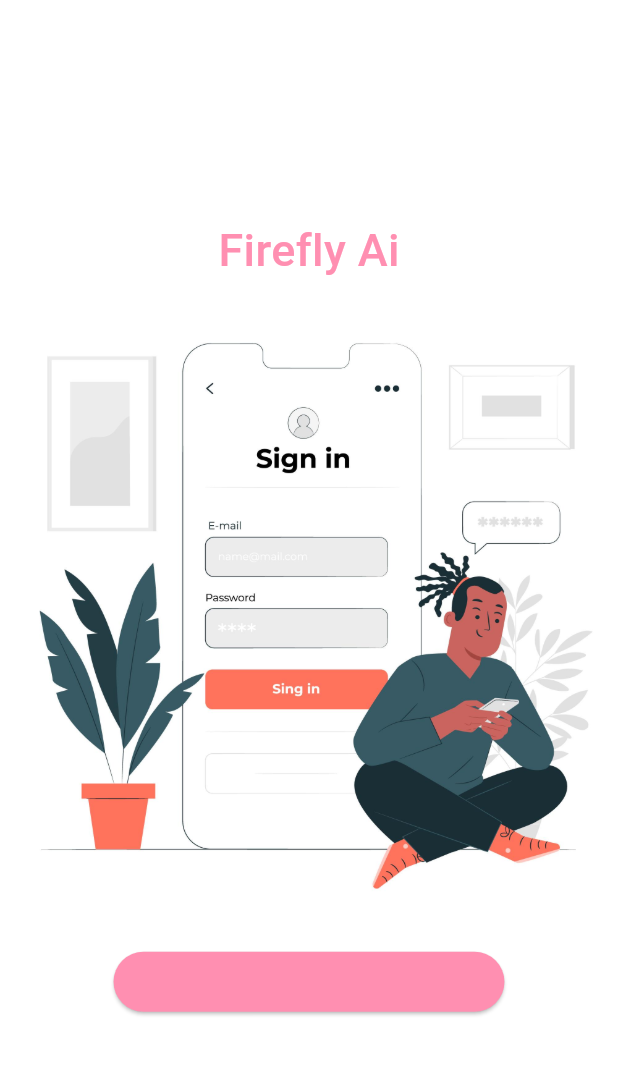
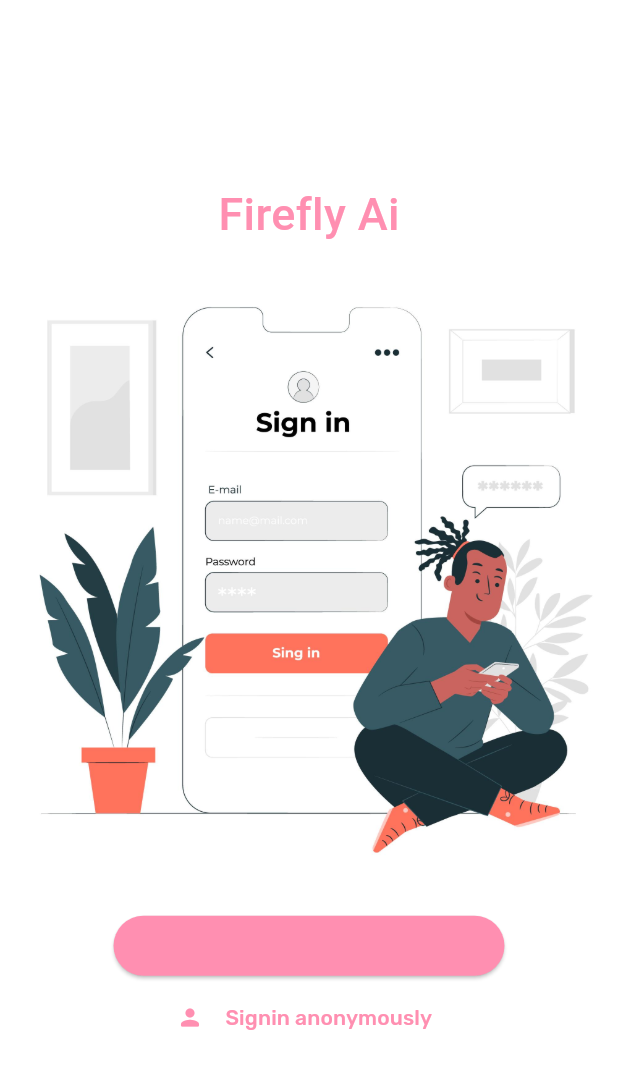
Before and after one commit to imsangamesh/FireflyAi, a Flutter app: the screen it shows after launch, on a phone screen of 412 x 824 dp. Shown: the top 1069 px of the screen. Run offline on Flutter 3.47's test engine with Material 3 defaults, Android fonts, the phone set to English and light mode, and no system bars; our stand-ins replace cloud_firestore, firebase_auth, firebase_core, get, get_storage, google_fonts and 3 more; missing offline and left inert: flutter_inappwebview, google_mlkit_barcode_scanning, google_mlkit_entity_extraction, google_mlkit_image_labeling, google_mlkit_language_id, google_mlkit_text_recognition and 1 more; accounts and stored records are empty.

Commit message:
final push before hosting it on Vercel to put for portfolio - integrated anonymous auth

```diff
--- a/lib/modules/auth/signin_screen.dart
+++ b/lib/modules/auth/signin_screen.dart
@@ -55,6 +55,22 @@
                 ],
               ),
             ),
+            TextButton.icon(
+              label: const Text(
+                '  Signin anonymously  ',
+              ),
+              icon: const Icon(Icons.person_rounded),
+              onPressed: () => authController.myAnonymousSignin(),
+              style: TextButton.styleFrom(
+                shape: RoundedRectangleBorder(
+                  borderRadius: BorderRadius.circular(30),
+                ),
+                padding: const EdgeInsets.symmetric(
+                  vertical: 7,
+                  horizontal: 10,
+                ),
+              ),
+            ),
           ],
         ),
       ),
--- a/lib/modules/features/extract_entities_view.dart
+++ b/lib/modules/features/extract_entities_view.dart
@@ -85,7 +85,7 @@
                 /// ---------------------------------------------- `button`
                 SizedBox(
                   width: double.infinity,
-                  child: MyOutlinedBtn(
+                  child: MyElevatedBtn(
                     'Extract entitities',
                     () => extractData(context),
                   ),
--- a/lib/modules/features/language_detection_view.dart
+++ b/lib/modules/features/language_detection_view.dart
@@ -62,7 +62,7 @@
                 /// ---------------------------------------------- `button`
                 SizedBox(
                   width: double.infinity,
-                  child: MyOutlinedBtn(
+                  child: MyElevatedBtn(
                     'Detect Language',
                     () => detectLanguage(context),
                   ),
--- a/lib/modules/home/widgets/home_interests_tile.dart
+++ b/lib/modules/home/widgets/home_interests_tile.dart
@@ -53,7 +53,7 @@
             childrenPadding: const EdgeInsets.all(10),
             expandedAlignment: Alignment.centerLeft,
             onExpansionChanged: (val) => isExpanded(val),
-            title: const Text('Your Interests', style: MyTStyles.kTS18Medium),
+            title: const Text('My Interests', style: MyTStyles.kTS18Medium),
             children: [
               /// -------------------------------------------------------------- `children`
               GetX<HomeController>(
--- a/lib/modules/home/widgets/home_search_bar.dart
+++ b/lib/modules/home/widgets/home_search_bar.dart
@@ -71,7 +71,7 @@
         },
         decoration: InputDecoration(
           /// -------------- `hint text`
-          hintText: "what do ya' have on your mind...",
+          hintText: "What's on your mind?",
           hintStyle: MyTStyles.kTS13Regular.copyWith(
             color: MyColors.midGrey,
             height: 0.9,
```
Also changed, not shown: lib/model/features_data.dart (+6 -6 lines), lib/modules/auth/auth_controller.dart (+30 -0 lines).
